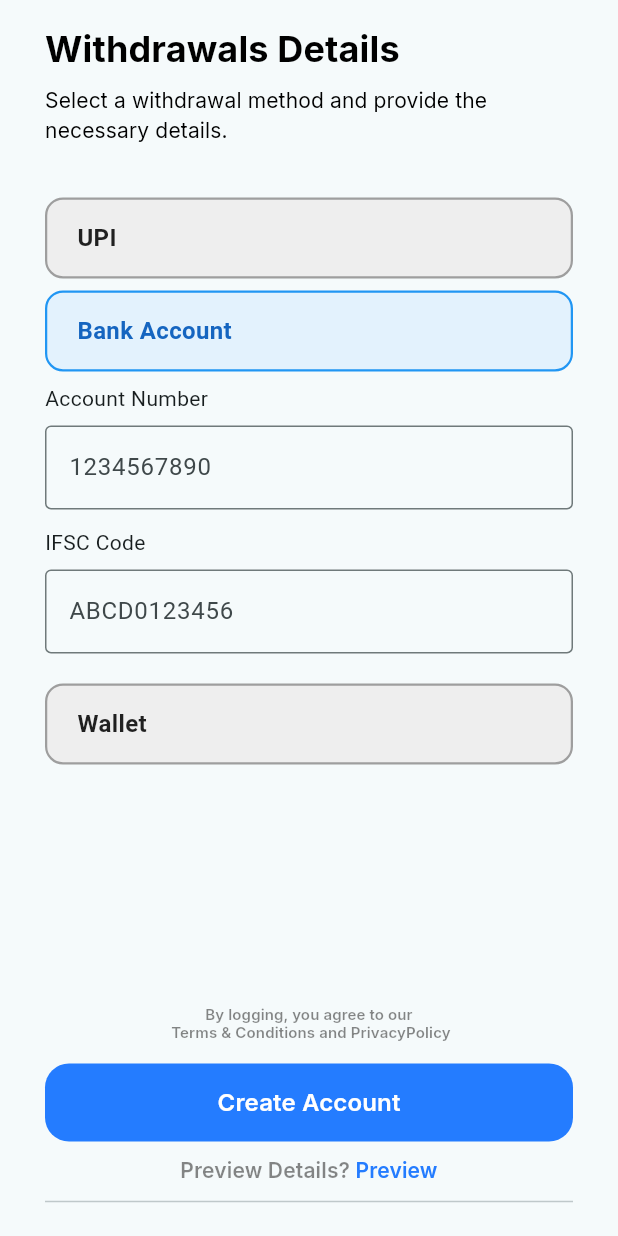
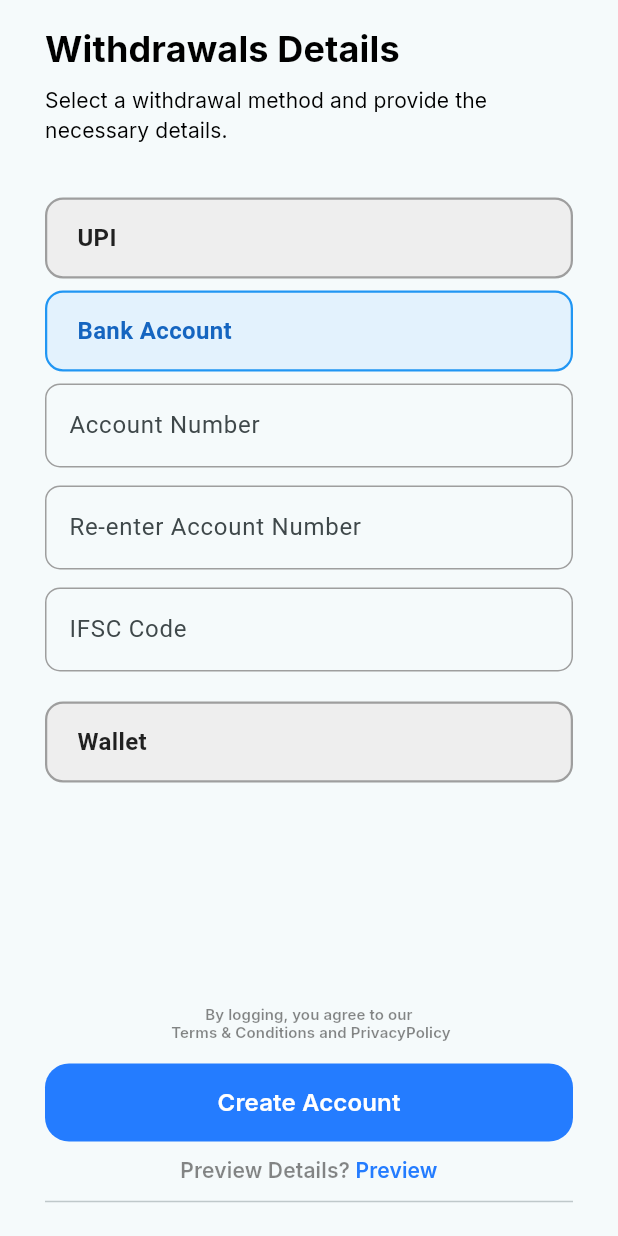
Before and after one commit to Sukhmeetsingh306/store_app, a Flutter app: the SellerBankDetailScreen screen opened by its route, after a tap on "UPI", after a tap on "Bank Account", on a phone screen of 412 x 824 dp. Run offline on Flutter 3.47's test engine with Material 3 defaults, Android fonts, the phone set to English and light mode, and no system bars; our stand-ins replace file_picker, flutter_riverpod, flutter_svg, go_router, google_fonts, image_picker and 4 more; missing offline and left inert: cloudinary_public, dart:html, flutter_admin_scaffold, random_avatar; accounts and stored records are empty.

Commit message:
feat: refactor account number and IFSC code input fields for improved usability and layout in SellerBankDetailScreen

```diff
--- a/multi_vendor/lib/screen/authentication/seller/seller_bank_detail_screen.dart
+++ b/multi_vendor/lib/screen/authentication/seller/seller_bank_detail_screen.dart
@@ -6,6 +6,7 @@ import '../../../utils/routes/navigation_routes.dart';
 import '../../../utils/validation/termsAndConditions_core.dart';
 import '../../../utils/widget/animation/seller_widget_utils_animation.dart';
 import '../../../utils/widget/form/appTextButton_form.dart';
+import '../../../utils/widget/form/textForm_form.dart';
 import '../../../utils/widget/space_widget_utils.dart';
 
 enum PaymentMethodType { upi, bank, wallet }
@@ -150,24 +151,27 @@ class _SellerBankDetailScreenState extends State<SellerBankDetailScreen>
           ? Column(
               crossAxisAlignment: CrossAxisAlignment.start,
               children: [
-                Text("Account Number"),
-                SizedBox(height: 8),
-                TextFormField(
-                  controller: _accountNumberController,
-                  decoration: InputDecoration(
-                    hintText: "1234567890",
-                    border: OutlineInputBorder(),
-                  ),
+                textFormField(
+                  _accountNumberController,
+                  'Account Number',
+                  (val) {},
+                  hintText: '1234567890',
+                  keyboardType: TextInputType.number,
                 ),
                 SizedBox(height: 12),
-                Text("IFSC Code"),
-                SizedBox(height: 8),
-                TextFormField(
-                  controller: _ifscController,
-                  decoration: InputDecoration(
-                    hintText: "ABCD0123456",
-                    border: OutlineInputBorder(),
-                  ),
+                textFormField(
+                  _accountNumberController,
+                  'Re-enter Account Number',
+                  (val) {},
+                  hintText: '1234567890',
+                  keyboardType: TextInputType.number,
+                ),
+                SizedBox(height: 12),
+                textFormField(
+                  _accountNumberController,
+                  'IFSC Code',
+                  (val) {},
+                  hintText: 'ABCD12345',
                 ),
                 SizedBox(height: 20),
               ],
@@ -294,7 +298,11 @@ class _SellerBankDetailScreenState extends State<SellerBankDetailScreen>
     );
   }
 
-  Widget pageCode(bool isLargeScreen) {
+  Widget pageCode(
+    bool isLargeScreen,
+  ) {
+    final isKeyboardOpen = MediaQuery.of(context).viewInsets.bottom > 0;
+
     return ConstrainedBox(
       constraints: BoxConstraints(
         maxWidth: isLargeScreen ? 500 : double.infinity,
@@ -322,15 +330,31 @@ class _SellerBankDetailScreenState extends State<SellerBankDetailScreen>
                   ],
                 ),
               )
-            : Stack(
-                children: [
-                  _pageInnerCode(isLargeScreen), // Scrollable content
-                  Align(
-                    alignment: Alignment.bottomCenter,
-                    child: buttonBottomCode(
-                        _formKey, context), // Floating bottom button
-                  ),
-                ],
+            : LayoutBuilder(
+                builder: (context, constraints) {
+                  return SingleChildScrollView(
+                    child: ConstrainedBox(
+                      constraints: BoxConstraints(
+                        minHeight: constraints
+                            .maxHeight, // fills the screen if content is small
+                      ),
+                      child: IntrinsicHeight(
+                        child: Column(
+                          crossAxisAlignment: CrossAxisAlignment.start,
+                          children: [
+                            // your main content
+                            _pageInnerCode(isLargeScreen),
+
+                            Spacer(), // pushes button to the bottom
+
+                            // bottom button
+                            buttonBottomCode(_formKey, context),
+                          ],
+                        ),
+                      ),
+                    ),
+                  );
+                },
               ),
       ),
     );
```
